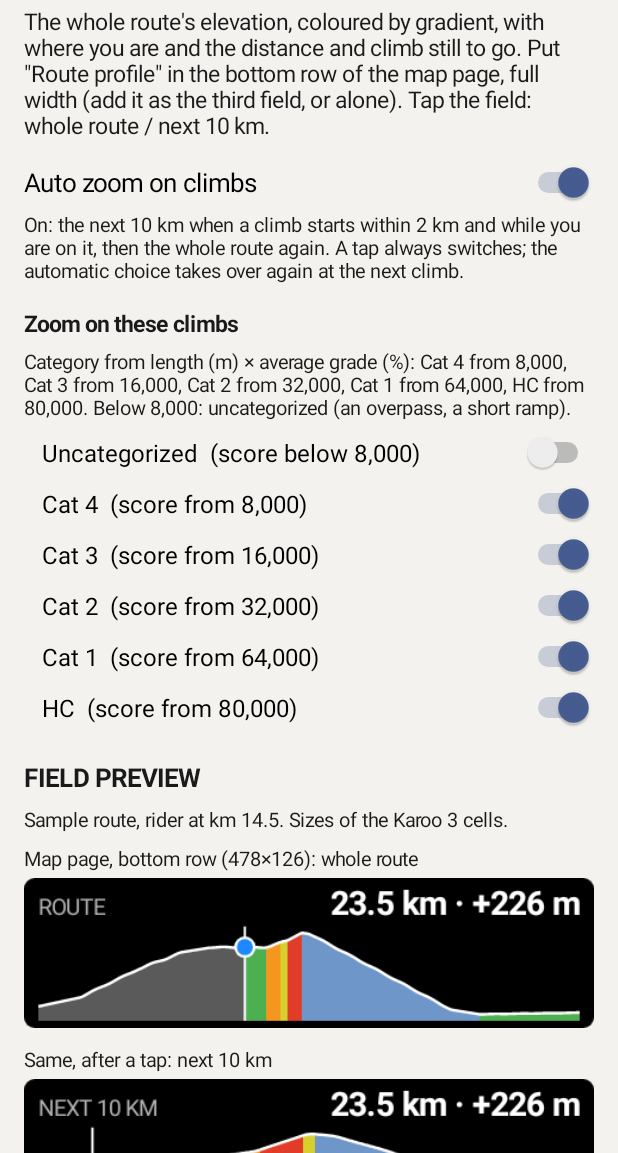
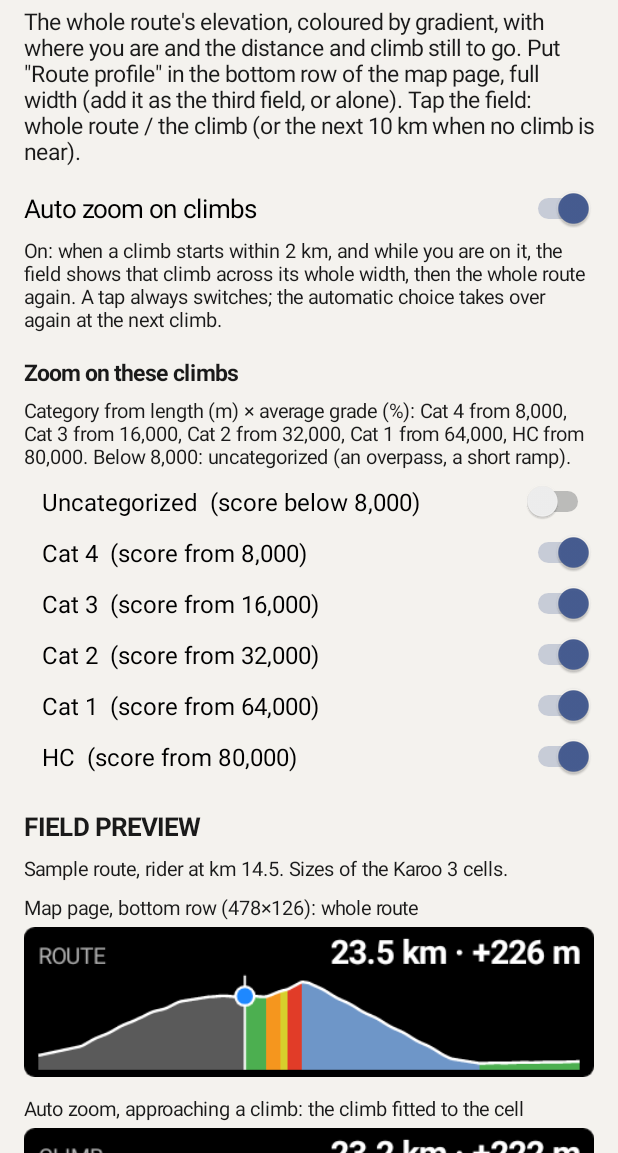
Before and after one commit to anpaiss/RouteProfile, an Android app: the screen it shows after launch (MainActivity), on a phone screen of 412 x 824 dp, the part 83-1236 px from its top. Run offline under Robolectric (Android 15) with nearby library versions, the phone set to English and light mode, and no system bars.

Commit message:
Release prep for 1.0: auto zoom fits the climb (start to top, 3 % margin, from the rider while approaching, label CLIMB), tap whole <-> climb or next 10 km; logo icon, signed release config with the shared key, release CI with provenance and VirusTotal, Karoo manifest, README and docs images
Co-Authored-By: Claude Opus 5.5 <noreply@anthropic.com>

```diff
--- a/app/src/main/AndroidManifest.xml
+++ b/app/src/main/AndroidManifest.xml
@@ -6,6 +6,12 @@
         android:allowBackup="false"
         android:icon="@drawable/ic_route_profile"
         android:label="@string/app_name">
+
+        <!-- The Karoo fetches this manifest to show the extension's details and offer updates
+             in its library: it must exist in every release (app/manifest.json as an asset). -->
+        <meta-data
+            android:name="io.hammerhead.karooext.MANIFEST_URL"
+            android:value="https://github.com/anpaiss/RouteProfile/releases/latest/download/manifest.json" />
 
         <activity
             android:name=".MainActivity"
--- a/app/src/main/kotlin/com/anpaiss/routeprofile/MainActivity.kt
+++ b/app/src/main/kotlin/com/anpaiss/routeprofile/MainActivity.kt
@@ -30,7 +30,7 @@ class MainActivity : Activity() {
         col.addView(text("RouteProfile", 26f, bold = true))
         col.addView(text("The whole route's elevation, coloured by gradient, with where you are and the distance and climb still to go. " +
             "Put \"Route profile\" in the bottom row of the map page, full width (add it as the third field, or alone). " +
-            "Tap the field: whole route / next 10 km.", 15f))
+            "Tap the field: whole route / the climb (or the next 10 km when no climb is near).", 15f))
 
         val sw = Switch(this).apply {
             text = "Auto zoom on climbs"; textSize = 17f
@@ -42,7 +42,7 @@ class MainActivity : Activity() {
             }
         }
         col.addView(sw)
-        col.addView(text("On: the next 10 km when a climb starts within 2 km and while you are on it, then the whole route again. " +
+        col.addView(text("On: when a climb starts within 2 km, and while you are on it, the field shows that climb across its whole width, then the whole route again. " +
             "A tap always switches; the automatic choice takes over again at the next climb.", 13f))
 
         col.addView(text("Zoom on these climbs", 15f, bold = true).apply { setPadding(0, dp(12), 0, dp(2)) })
@@ -80,7 +80,8 @@ class MainActivity : Activity() {
             }, LinearLayout.LayoutParams(shownW, shownW * h / w).apply { bottomMargin = dp(8) })
         }
         preview("Map page, bottom row (478×126): whole route", ProfileState.sample(Zoom.WHOLE), 478, 126)
-        preview("Same, after a tap: next 10 km", ProfileState.sample(Zoom.AHEAD), 478, 126)
+        preview("Auto zoom, approaching a climb: the climb fitted to the cell", ProfileState.sample(Zoom.CLIMB), 478, 126)
+        preview("A tap with no climb near: next 10 km", ProfileState.sample(Zoom.AHEAD), 478, 126)
         preview("Taller cell (478×212)", ProfileState.sample(Zoom.WHOLE), 478, 212)
         preview("Half cell (238×126)", ProfileState.sample(Zoom.WHOLE), 238, 126)
         preview("No route", ProfileState(), 478, 126)
--- a/app/src/main/kotlin/com/anpaiss/routeprofile/Profile.kt
+++ b/app/src/main/kotlin/com/anpaiss/routeprofile/Profile.kt
@@ -123,25 +123,41 @@ class Profile private constructor(val stepM: Double, val ele: DoubleArray, priva
     data class Band(val fromM: Double, val toM: Double, val shade: Shade)
 }
 
-enum class Zoom { WHOLE, AHEAD }
+/** WHOLE route, the next 10 km (AHEAD) or the climb fitted to the cell (CLIMB). */
+enum class Zoom { WHOLE, AHEAD, CLIMB }
 
 object ZoomLogic {
-    /** The zoomed view starts this far behind the rider and shows [AHEAD_M] in all. */
+    /** The 10 km view starts this far behind the rider and shows [AHEAD_M] in all. */
     const val BEHIND_M = 1_000.0
     const val AHEAD_M = 10_000.0
     /** Auto-zoom: a climb that starts within this distance, or one we are on. */
     const val CLIMB_NEAR_M = 2_000.0
+    /** Margin on each side of a fitted climb: 3 % of its length, at least 50 m. */
+    const val CLIMB_MARGIN = 0.03
+    const val CLIMB_MARGIN_MIN_M = 50.0
+
+    /** The climb near (within [CLIMB_NEAR_M] of its start) or under the rider, among the [enabled] categories. */
+    fun activeClimb(posM: Double?, climbs: List<ClimbSpan>, enabled: Set<ClimbCategory> = ClimbCategory.entries.toSet()): ClimbSpan? {
+        if (posM == null) return null
+        return climbs.filter { it.category in enabled && posM >= it.startM - CLIMB_NEAR_M && posM <= it.endM }
+            .minByOrNull { it.startM }
+    }
 
     /** Zoom on a climb near or under the rider whose category is in [enabled]. */
-    fun auto(posM: Double?, climbs: List<ClimbSpan>, enabled: Set<ClimbCategory> = ClimbCategory.entries.toSet()): Zoom {
-        if (posM == null) return Zoom.WHOLE
-        return if (climbs.any { it.category in enabled && posM >= it.startM - CLIMB_NEAR_M && posM <= it.endM })
-            Zoom.AHEAD else Zoom.WHOLE
-    }
+    fun auto(posM: Double?, climbs: List<ClimbSpan>, enabled: Set<ClimbCategory> = ClimbCategory.entries.toSet()): Zoom =
+        if (activeClimb(posM, climbs, enabled) != null) Zoom.CLIMB else Zoom.WHOLE
 
-    /** Distance window [from, to] shown for [zoom]. */
-    /** Before the first position the zoomed view shows the first 10 km. */
-    fun window(zoom: Zoom, posM: Double?, totalM: Double): Pair<Double, Double> {
+    /**
+     * Distance window [from, to] shown for [zoom]. CLIMB fits [climb] to the cell, from its start
+     * (or from the rider, while still approaching it) to its end, with a small margin.
+     * Before the first position the 10 km view shows the first 10 km.
+     */
+    fun window(zoom: Zoom, posM: Double?, totalM: Double, climb: ClimbSpan? = null): Pair<Double, Double> {
+        if (zoom == Zoom.CLIMB && climb != null) {
+            val margin = max(CLIMB_MARGIN_MIN_M, climb.lengthM * CLIMB_MARGIN)
+            val start = if (posM != null && posM < climb.startM) posM else climb.startM
+            return max(0.0, start - margin) to min(totalM, climb.endM + margin)
+        }
         if (zoom == Zoom.WHOLE || totalM <= AHEAD_M) return 0.0 to totalM
         var from = (posM ?: BEHIND_M) - BEHIND_M
         var to = from + AHEAD_M
--- a/app/src/main/kotlin/com/anpaiss/routeprofile/ProfileRenderer.kt
+++ b/app/src/main/kotlin/com/anpaiss/routeprofile/ProfileRenderer.kt
@@ -63,7 +63,7 @@ object ProfileRenderer {
         val numbersW = text.measureText(numbers)
         text.typeface = condensed; text.color = LABEL; text.textSize = lineH * 0.62f
         text.textAlign = Paint.Align.LEFT
-        val label = if (state.zoom == Zoom.AHEAD) "NEXT 10 KM" else "ROUTE"
+        val label = when (state.zoom) { Zoom.AHEAD -> "NEXT 10 KM"; Zoom.CLIMB -> "CLIMB"; Zoom.WHOLE -> "ROUTE" }
         // narrow cell: the numbers matter more than the label
         if (2 * pad + text.measureText(label) + 8 * px + numbersW <= bmp.width - 2 * pad) c.drawText(label, 2 * pad, base, text)
 
@@ -73,7 +73,7 @@ object ProfileRenderer {
         val top = pad + lineH + 3 * px
         val bottom = bmp.height - pad
         if (bottom - top < 8 * px) return bmp
-        val (from, to) = ZoomLogic.window(state.zoom, state.posM, p.totalM)
+        val (from, to) = ZoomLogic.window(state.zoom, state.posM, p.totalM, state.climb)
         val span = max(1.0, to - from)
         var lo = Double.MAX_VALUE; var hi = -Double.MAX_VALUE
         var m = from
--- a/app/src/main/kotlin/com/anpaiss/routeprofile/ProfileState.kt
+++ b/app/src/main/kotlin/com/anpaiss/routeprofile/ProfileState.kt
@@ -6,6 +6,8 @@ data class ProfileState(
     val posM: Double? = null,
     val climbs: List<ClimbSpan> = emptyList(),
     val zoom: Zoom = Zoom.WHOLE,
+    /** The climb the CLIMB view fits, when one is near or under the rider. */
+    val climb: ClimbSpan? = null,
 ) {
     val remainingM: Double? get() = profile?.let { p -> posM?.let { (p.totalM - it).coerceAtLeast(0.0) } ?: p.totalM }
     val remainingAscentM: Double? get() = profile?.ascentFrom(posM ?: 0.0)
@@ -16,6 +18,8 @@ data class ProfileState(
          * Barricata (long climb, short climb on the top, long descent, flat back), rider at km 14.5.
          */
         fun sample(zoom: Zoom = Zoom.WHOLE): ProfileState {
+            // CLIMB: the rider 1.2 km before the second climb (km 16, 2.5 km), so the fitted view shows the approach too
+            val pos = if (zoom == Zoom.CLIMB) 14_800.0 else 14_500.0
             val pts = ArrayList<Pair<Double, Double>>()
             var e = 320.0
             var d = 0.0
@@ -31,11 +35,13 @@ data class ProfileState(
             go(3_000.0, 4.0); go(4_000.0, 9.0, 2.0); go(3_000.0, 7.0, 3.0); go(2_000.0, 3.0)
             go(4_000.0, 0.0, 2.0); go(1_500.0, 6.0, 2.0); go(1_000.0, 10.0); go(500.0, -3.0)
             go(10_000.0, -10.0, 2.0); go(2_000.0, -3.0); go(7_000.0, 0.3, 0.5)
+            val climbs = listOf(ClimbSpan(0.0, 12_000.0, 6.5), ClimbSpan(16_000.0, 2_500.0, 7.0))
             return ProfileState(
                 profile = Profile.of(pts),
-                posM = 14_500.0,
-                climbs = listOf(ClimbSpan(0.0, 12_000.0), ClimbSpan(16_000.0, 2_500.0)),
+                posM = pos,
+                climbs = climbs,
                 zoom = zoom,
+                climb = if (zoom == Zoom.CLIMB) climbs[1] else null,
             )
         }
     }
```
Also changed, not shown: app/build.gradle.kts (+80 -3 lines), app/src/main/kotlin/com/anpaiss/routeprofile/RouteProfileExtension.kt (+10 -5 lines), app/src/main/res/drawable/ic_route_profile.xml (+13 -6 lines), 11 other files.
